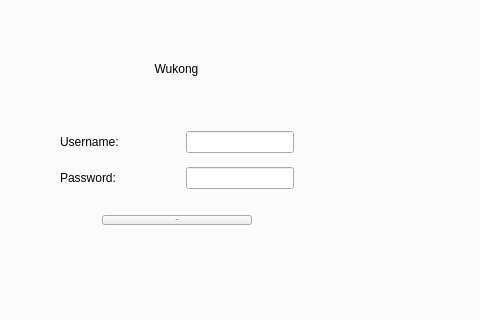
Before: the Qt Designer form DesktopApp/desktopapp.ui in michaelfong2017/landmark-annotator-desktop, drawn with Qt 5; both pictures show x 466 to 946 and y 351 to 671 of the 1285 by 920 pixel window.
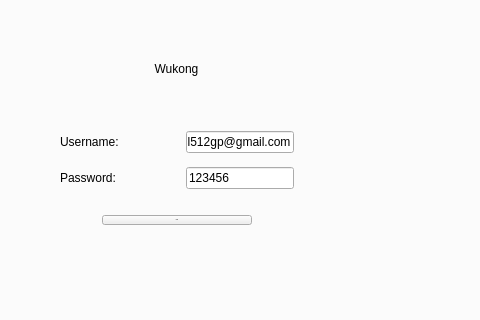
After: the same form once the commit is applied. The open tabs and pages were chosen to show the change.

Commit message: Report UI completed. Printing workflow completed.

What changed in the file:
```diff
--- a/DesktopApp/desktopapp.ui
+++ b/DesktopApp/desktopapp.ui
@@ -191,7 +191,7 @@
               </sizepolicy>
              </property>
              <property name="text">
-              <string/>
+              <string>isl512gp@gmail.com</string>
              </property>
             </widget>
            </item>
@@ -286,7 +286,7 @@
               </sizepolicy>
              </property>
              <property name="text">
-              <string/>
+              <string>123456</string>
              </property>
             </widget>
            </item>
```
Left out of the diff: 4 changed lines with no effect on the pictures. The commit also changes 6 other files.
